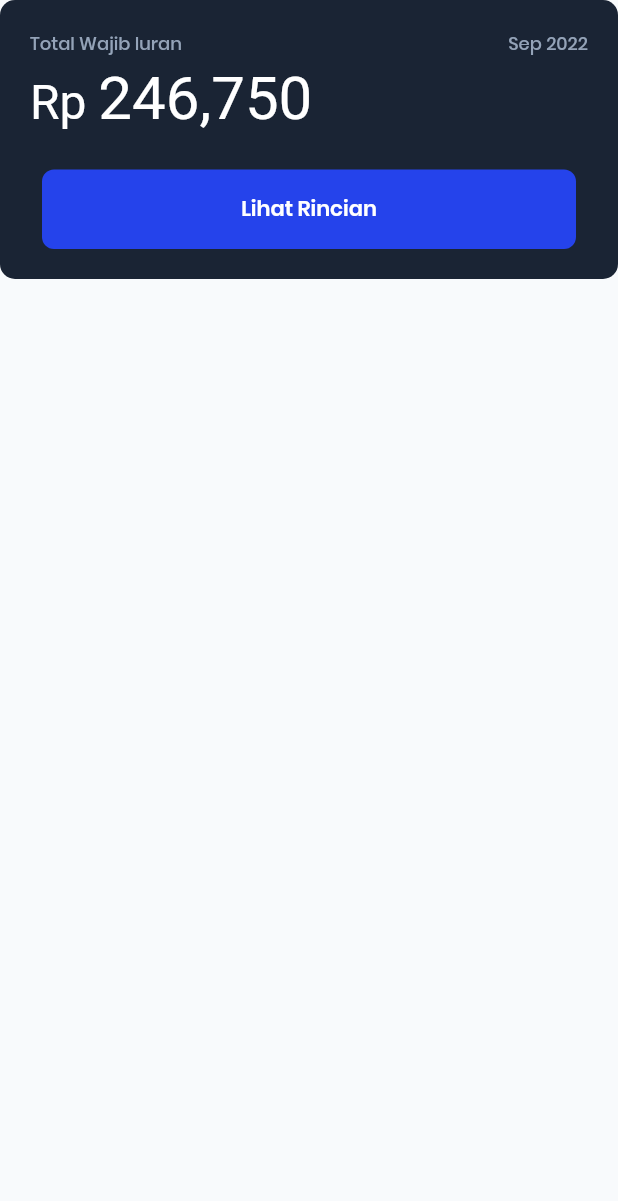
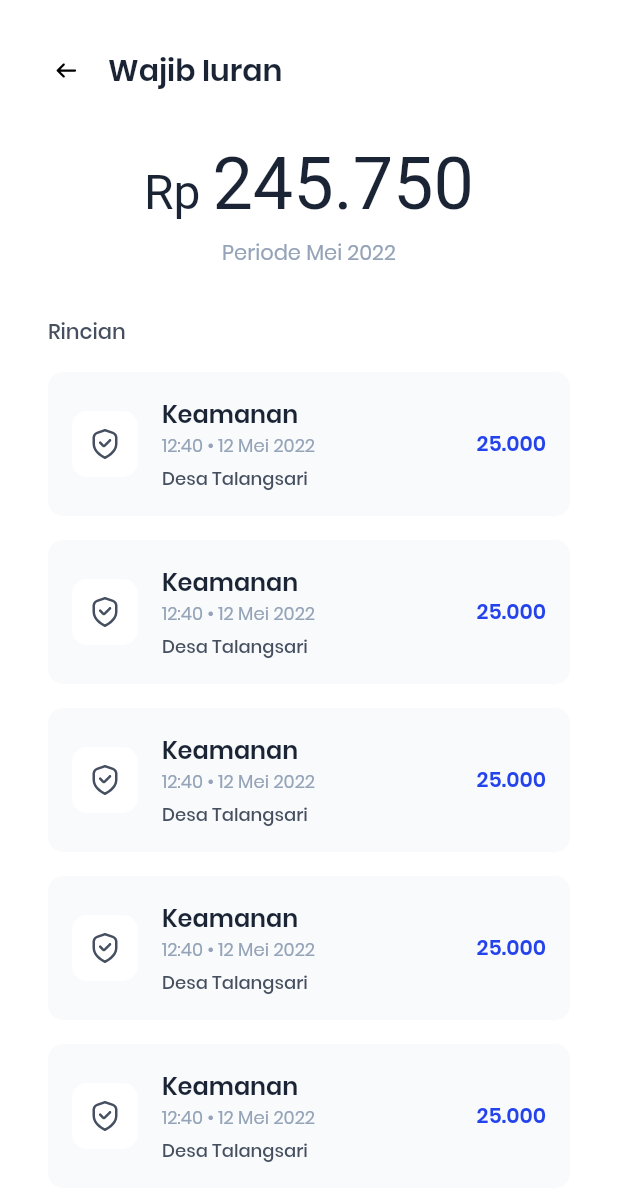
Before and after one commit to homindolentrahar/oeroen, a Flutter app: the BerandaBanner widget shown alone on an empty page, opened directly, after a tap on "Lihat Rincian", on a phone screen of 412 x 824 dp. Shown: the top 1201 px of the screen. Run offline on Flutter 3.47's test engine with Material 2 defaults, Android fonts, the phone set to English and light mode, and no system bars; our stand-ins replace cloud_firestore, dartz, firebase_auth, firebase_core, flutter_form_builder, flutter_svg and 7 more; accounts and stored records are empty; generated files the repository leaves out were written again.

Commit message:
UI - Wajib Iuran Screen

```diff
--- a/lib/common/theme/app_theme.dart
+++ b/lib/common/theme/app_theme.dart
@@ -4,6 +4,6 @@ import 'package:oeroen/common/theme/app_color.dart';
 class AppTheme {
   static final defaultTheme = ThemeData(
     primaryColor: AppColor.primary,
-    canvasColor: AppColor.light,
+    canvasColor: AppColor.white,
   );
 }
--- a/lib/features/auth/presentation/screens/auth_screen.dart
+++ b/lib/features/auth/presentation/screens/auth_screen.dart
@@ -17,6 +17,7 @@ class AuthScreen extends StatelessWidget {
 
     return Scaffold(
       resizeToAvoidBottomInset: false,
+      backgroundColor: AppColor.light,
       body: SafeArea(
         child: Padding(
           padding: const EdgeInsets.all(32),
--- a/lib/features/auth/presentation/screens/forgot_password_screen.dart
+++ b/lib/features/auth/presentation/screens/forgot_password_screen.dart
@@ -19,6 +19,7 @@ class ForgotPasswordScreen extends GetView<ForgotPasswordController> {
 
     return Scaffold(
       resizeToAvoidBottomInset: false,
+      backgroundColor: AppColor.light,
       body: SafeArea(
         child: Padding(
           padding: const EdgeInsets.all(32),
--- a/lib/features/auth/presentation/screens/otp_screen.dart
+++ b/lib/features/auth/presentation/screens/otp_screen.dart
@@ -17,6 +17,7 @@ class OtpScreen extends StatelessWidget {
 
     return Scaffold(
       resizeToAvoidBottomInset: false,
+      backgroundColor: AppColor.light,
       body: SafeArea(
         child: Padding(
           padding: const EdgeInsets.all(32),
--- a/lib/features/auth/presentation/screens/register_screen.dart
+++ b/lib/features/auth/presentation/screens/register_screen.dart
@@ -19,6 +19,7 @@ class RegisterScreen extends StatelessWidget {
 
     return Scaffold(
       resizeToAvoidBottomInset: false,
+      backgroundColor: AppColor.light,
       body: SafeArea(
         child: ListView(
           padding: const EdgeInsets.all(32),
--- a/lib/features/auth/presentation/screens/waiting_verification_screen.dart
+++ b/lib/features/auth/presentation/screens/waiting_verification_screen.dart
@@ -9,6 +9,8 @@ class WaitingVerificationScreen extends StatelessWidget {
   @override
   Widget build(BuildContext context) {
     return Scaffold(
+      resizeToAvoidBottomInset: false,
+      backgroundColor: AppColor.light,
       body: SafeArea(
         child: Padding(
           padding: const EdgeInsets.all(32),
--- /dev/null
+++ b/lib/features/beranda/presentation/screens/wajib_iuran_screen.dart
@@ -0,0 +1,104 @@
+import 'package:flutter/material.dart';
+import 'package:flutter_svg/flutter_svg.dart';
+import 'package:get/get.dart';
+import 'package:oeroen/common/theme/app_color.dart';
+import 'package:oeroen/common/theme/app_font.dart';
+import 'package:oeroen/features/beranda/presentation/widgets/iuran_list_item.dart';
+
+class WajibIuranScreen extends StatelessWidget {
+  const WajibIuranScreen({Key? key}) : super(key: key);
+
+  @override
+  Widget build(BuildContext context) {
+    return Scaffold(
+      body: SafeArea(
+        child: Padding(
+          padding: const EdgeInsets.all(32),
+          child: Column(
+            crossAxisAlignment: CrossAxisAlignment.center,
+            children: [
+              Row(
+                crossAxisAlignment: CrossAxisAlignment.center,
+                children: [
+                  GestureDetector(
+                    onTap: () {
+                      Get.back();
+                    },
+                    child: SvgPicture.asset(
+                      "assets/icons/ic_back.svg",
+                    ),
+                  ),
+                  const SizedBox(width: 16),
+                  const Text(
+                    "Wajib Iuran",
+                    style: TextStyle(
+                      color: AppColor.black,
+                      fontSize: 20,
+                      fontFamily: AppFont.semiBold,
+                    ),
+                  ),
+                ],
+              ),
+              const SizedBox(height: 32),
+              RichText(
+                text: const TextSpan(
+                  style: TextStyle(
+                    color: AppColor.black,
+                    fontFamily: AppFont.semiBold,
+                  ),
+                  children: [
+                    TextSpan(
+                      text: "Rp ",
+                      style: TextStyle(fontSize: 32),
+                    ),
+                    TextSpan(
+                      text: "245.750",
+                      style: TextStyle(fontSize: 48),
+                    ),
+                  ],
+                ),
+              ),
+              const SizedBox(height: 8),
+              const Text(
+                "Periode Mei 2022",
+                style: TextStyle(
+                  color: AppColor.gray,
+                  fontSize: 14,
+                  fontFamily: AppFont.regular,
+                ),
+              ),
+              const SizedBox(height: 32),
+              Row(
+                children: const [
+                  Text(
+                    "Rincian",
+                    style: TextStyle(
+                      color: AppColor.dark,
+                      fontSize: 14,
+                      fontFamily: AppFont.medium,
+                    ),
+                  ),
+                ],
+              ),
+              const SizedBox(height: 16),
+              Expanded(
+                child: ListView.separated(
+                  physics: const BouncingScrollPhysics(),
+                  itemCount: 10,
+                  itemBuilder: (ctx, index) {
+                    return IuranListItem(
+                      onPressed: () {},
+                    );
+                  },
+                  separatorBuilder: (ctx, index) {
+                    return const SizedBox(height: 16);
+                  },
+                ),
+              ),
+            ],
+          ),
+        ),
+      ),
+    );
+  }
+}
--- a/lib/features/beranda/presentation/widgets/beranda_banner.dart
+++ b/lib/features/beranda/presentation/widgets/beranda_banner.dart
@@ -3,6 +3,7 @@ import 'package:get/get.dart';
 import 'package:oeroen/common/theme/app_color.dart';
 import 'package:oeroen/common/theme/app_font.dart';
 import 'package:oeroen/presentation/widgets/app_fill_button.dart';
+import 'package:oeroen/routes/app_route.dart';
 
 class BerandaBanner extends StatelessWidget {
   const BerandaBanner({Key? key}) : super(key: key);
@@ -55,7 +56,7 @@ class BerandaBanner extends StatelessWidget {
                   style: TextStyle(fontSize: 32),
                 ),
                 TextSpan(
-                  text: "246,750",
+                  text: "246.750",
                   style: TextStyle(fontSize: 40),
                 ),
               ],
@@ -67,7 +68,9 @@ class BerandaBanner extends StatelessWidget {
             child: AppFillButton(
               text: "Lihat Rincian",
               textSize: 14,
-              onPressed: () {},
+              onPressed: () {
+                Get.toNamed(AppRoute.wajibIuranRoute);
+              },
             ),
           ),
         ],
--- a/lib/routes/app_route.dart
+++ b/lib/routes/app_route.dart
@@ -12,6 +12,7 @@ import 'package:oeroen/features/auth/presentation/screens/register_screen.dart';
 import 'package:oeroen/features/auth/presentation/screens/splash_screen.dart';
 import 'package:oeroen/features/auth/presentation/screens/waiting_verification_screen.dart';
 import 'package:oeroen/features/beranda/presentation/screens/beranda_screen.dart';
+import 'package:oeroen/features/beranda/presentation/screens/wajib_iuran_screen.dart';
 import 'package:oeroen/features/main_screen.dart';
 import 'package:oeroen/features/urunan/presentation/screens/detail_urunan_screen.dart';
 import 'package:oeroen/features/urunan/presentation/screens/invoice_screen.dart';
@@ -32,6 +33,7 @@ class AppRoute {
   static const String mainBerandaRoute = "/main/beranda";
   static const String mainDesaRoute = "/main/desa";
   static const String mainIuranRoute = "/main/iuran";
+  static const String wajibIuranRoute = "/wajib-iuran";
   static const String urunanRoute = "/urunan";
   static const String paymentRoute = "/payment";
   static const String invoiceRoute = "/invoice";
@@ -78,18 +80,6 @@ class AppRoute {
       page: () => const LandingScreen(),
     ),
     GetPage(
-      name: loginEmailRoute,
-      page: () => const LoginEmailScreen(),
-    ),
-    GetPage(
-      name: registerRoute,
-      page: () => const RegisterScreen(),
-    ),
-    GetPage(
-      name: forgotPasswordRoute,
-      page: () => const ForgotPasswordScreen(),
-    ),
-    GetPage(
       name: codeDesaRoute,
       page: () => const CodeDesaScreen(),
     ),
@@ -97,11 +87,6 @@ class AppRoute {
       name: waitingVerification,
       page: () => const WaitingVerificationScreen(),
     ),
-    // GetPage(
-    //   name: mainRoute,
-    //   transition: Transition.fadeIn,
-    //   page: () => const UrunanScreen(),
-    // ),
     GetPage(
       name: mainRoute,
       transition: Transition.fadeIn,
@@ -112,6 +97,11 @@ class AppRoute {
           page: () => const BerandaScreen(),
         ),
       ],
+    ),
+    GetPage(
+      name: wajibIuranRoute,
+      page: () => const WajibIuranScreen(),
+      transition: Transition.rightToLeftWithFade,
     ),
     GetPage(
       name: "$urunanRoute/:id",
```
Also changed, not shown: assets/icons/ic_back.svg (added).
